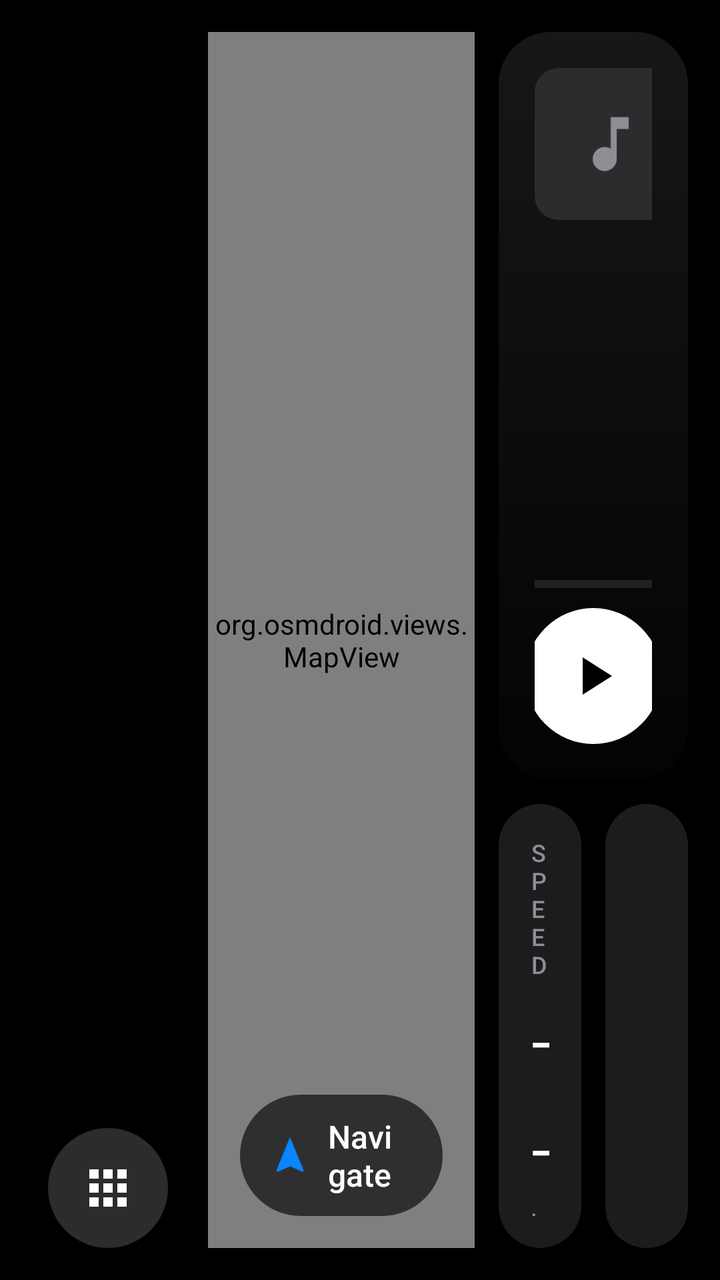
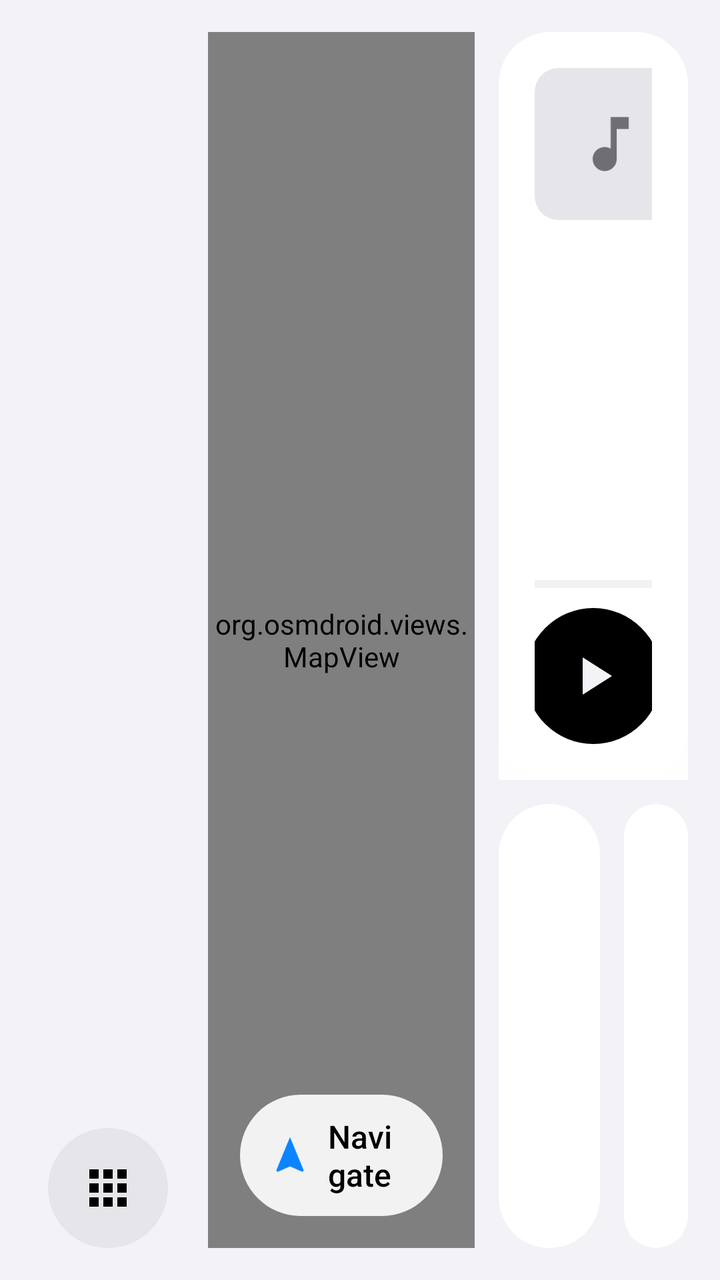

Two renders of the same Android screen: before a commit and after it. Below are the layout's source before the change and the commit's diff.
<!-- AndroidManifest.xml: application theme Theme.DriveDeck -->
<!-- res/layout/activity_home.xml -->
<?xml version="1.0" encoding="utf-8"?>
<FrameLayout xmlns:android="http://schemas.android.com/apk/res/android"
    android:id="@+id/root"
    android:layout_width="match_parent"
    android:layout_height="match_parent"
    android:background="@color/bg">

    <LinearLayout
        android:id="@+id/dashboard"
        android:layout_width="match_parent"
        android:layout_height="match_parent"
        android:orientation="horizontal"
        android:padding="10dp">

        
        <LinearLayout
            android:id="@+id/rail"
            android:layout_width="88dp"
            android:layout_height="match_parent"
            android:gravity="center_horizontal"
            android:orientation="vertical"
            android:paddingTop="10dp"
            android:paddingBottom="6dp">

            <TextView
                android:id="@+id/clock"
                android:layout_width="wrap_content"
                android:layout_height="wrap_content"
                android:background="?android:attr/selectableItemBackground"
                android:fontFamily="sans-serif-medium"
                android:padding="4dp"
                android:textColor="@color/text"
                android:textSize="20sp" />

            <LinearLayout
                android:id="@+id/dock"
                android:layout_width="match_parent"
                android:layout_height="0dp"
                android:layout_weight="1"
                android:gravity="center"
                android:orientation="vertical" />

            <ImageButton
                android:id="@+id/btnApps"
                android:layout_width="60dp"
                android:layout_height="60dp"
                android:background="@drawable/bg_circle"
                android:contentDescription="@string/cd_apps"
                android:padding="16dp"
                android:scaleType="fitCenter"
                android:src="@drawable/ic_apps" />
        </LinearLayout>

        <LinearLayout
            android:id="@+id/content"
            android:layout_width="0dp"
            android:layout_height="match_parent"
            android:layout_weight="1"
            android:orientation="horizontal">

            
            <FrameLayout
                android:id="@+id/mapCard"
                android:layout_width="0dp"
                android:layout_height="match_parent"
                android:layout_margin="6dp"
                android:layout_weight="1.25"
                android:background="@drawable/bg_card">

                <org.osmdroid.views.MapView
                    android:id="@+id/map"
                    android:layout_width="match_parent"
                    android:layout_height="match_parent" />

                <View
                    android:id="@+id/mapTouch"
                    android:layout_width="match_parent"
                    android:layout_height="match_parent"
                    android:background="?android:attr/selectableItemBackground"
                    android:clickable="true"
                    android:focusable="true" />

                <LinearLayout
                    android:id="@+id/navPill"
                    android:layout_width="wrap_content"
                    android:layout_height="wrap_content"
                    android:layout_gravity="bottom|start"
                    android:layout_margin="16dp"
                    android:background="@drawable/bg_pill"
                    android:gravity="center_vertical"
                    android:orientation="horizontal"
                    android:paddingStart="14dp"
                    android:paddingTop="10dp"
                    android:paddingEnd="18dp"
                    android:paddingBottom="10dp">

                    <ImageView
                        android:layout_width="22dp"
                        android:layout_height="22dp"
                        android:importantForAccessibility="no"
                        android:src="@drawable/ic_nav" />

                    <TextView
                        android:id="@+id/navLabel"
                        android:layout_width="wrap_content"
                        android:layout_height="wrap_content"
                        android:layout_marginStart="8dp"
                        android:fontFamily="sans-serif-medium"
                        android:text="@string/navigate"
                        android:textColor="@color/text"
                        android:textSize="16sp" />
                </LinearLayout>
            </FrameLayout>

            <LinearLayout
                android:id="@+id/rightCol"
                android:layout_width="0dp"
                android:layout_height="match_parent"
                android:layout_weight="1"
                android:orientation="vertical">

                
                <FrameLayout
                    android:id="@+id/mediaCard"
                    android:layout_width="match_parent"
                    android:layout_height="0dp"
                    android:layout_margin="6dp"
                    android:layout_weight="1.6"
                    android:background="@drawable/bg_card">

                    <ImageView
                        android:id="@+id/artBlur"
                        android:layout_width="match_parent"
                        android:layout_height="match_parent"
                        android:alpha="0.6"
                        android:importantForAccessibility="no"
                        android:scaleType="centerCrop" />

                    <View
                        android:layout_width="match_parent"
                        android:layout_height="match_parent"
                        android:background="@drawable/bg_scrim" />

                    <LinearLayout
                        android:layout_width="match_parent"
                        android:layout_height="match_parent"
                        android:orientation="vertical"
                        android:padding="18dp">

                        <LinearLayout
                            android:id="@+id/mediaInfo"
                            android:layout_width="match_parent"
                            android:layout_height="wrap_content"
                            android:background="?android:attr/selectableItemBackground"
                            android:gravity="center_vertical"
                            android:orientation="horizontal">

                            <ImageView
                                android:id="@+id/art"
                                android:layout_width="76dp"
                                android:layout_height="76dp"
                                android:background="@drawable/bg_art"
                                android:importantForAccessibility="no"
                                android:padding="20dp"
                                android:scaleType="centerCrop"
                                android:src="@drawable/ic_music" />

                            <LinearLayout
                                android:layout_width="0dp"
                                android:layout_height="wrap_content"
                                android:layout_marginStart="14dp"
                                android:layout_weight="1"
                                android:orientation="vertical">

                                <TextView
                                    android:id="@+id/title"
                                    android:layout_width="match_parent"
                                    android:layout_height="wrap_content"
                                    android:ellipsize="end"
                                    android:fontFamily="sans-serif-medium"
                                    android:maxLines="1"
                                    android:text="@string/not_playing"
                                    android:textColor="@color/text"
                                    android:textSize="20sp" />

                                <TextView
                                    android:id="@+id/artist"
                                    android:layout_width="match_parent"
                                    android:layout_height="wrap_content"
                                    android:ellipsize="end"
                                    android:maxLines="1"
                                    android:textColor="#CCFFFFFF"
                                    android:textSize="16sp" />

                                <TextView
                                    android:id="@+id/source"
                                    android:layout_width="match_parent"
                                    android:layout_height="wrap_content"
                                    android:layout_marginTop="2dp"
                                    android:ellipsize="end"
                                    android:maxLines="1"
                                    android:textColor="@color/text2"
                                    android:textSize="13sp" />
                            </LinearLayout>
                        </LinearLayout>

                        <View
                            android:layout_width="match_parent"
                            android:layout_height="0dp"
                            android:layout_weight="1" />

                        <ProgressBar
                            android:id="@+id/progress"
                            style="@android:style/Widget.Material.ProgressBar.Horizontal"
                            android:layout_width="match_parent"
                            android:layout_height="4dp"
                            android:max="1000"
                            android:progressBackgroundTint="#55FFFFFF"
                            android:progressTint="@color/text" />

                        <LinearLayout
                            android:layout_width="match_parent"
                            android:layout_height="wrap_content"
                            android:layout_marginTop="10dp"
                            android:gravity="center"
                            android:orientation="horizontal">

                            <ImageButton
                                android:id="@+id/btnPrev"
                                android:layout_width="60dp"
                                android:layout_height="60dp"
                                android:background="?android:attr/selectableItemBackgroundBorderless"
                                android:contentDescription="@string/cd_prev"
                                android:padding="14dp"
                                android:scaleType="fitCenter"
                                android:src="@drawable/ic_prev" />

                            <ImageButton
                                android:id="@+id/btnPlay"
                                android:layout_width="68dp"
                                android:layout_height="68dp"
                                android:layout_marginStart="22dp"
                                android:layout_marginEnd="22dp"
                                android:background="@drawable/bg_circle_white"
                                android:contentDescription="@string/cd_play"
                                android:padding="18dp"
                                android:scaleType="fitCenter"
                                android:src="@drawable/ic_play" />

                            <ImageButton
                                android:id="@+id/btnNext"
                                android:layout_width="60dp"
                                android:layout_height="60dp"
                                android:background="?android:attr/selectableItemBackgroundBorderless"
                                android:contentDescription="@string/cd_next"
                                android:padding="14dp"
                                android:scaleType="fitCenter"
                                android:src="@drawable/ic_next" />
                        </LinearLayout>
                    </LinearLayout>
                </FrameLayout>

                
                <LinearLayout
                    android:layout_width="match_parent"
                    android:layout_height="0dp"
                    android:layout_weight="1"
                    android:orientation="horizontal">

                    <LinearLayout
                        android:layout_width="0dp"
                        android:layout_height="match_parent"
                        android:layout_margin="6dp"
                        android:layout_weight="1"
                        android:background="@drawable/bg_card"
                        android:gravity="center_vertical"
                        android:orientation="vertical"
                        android:padding="16dp">

                        <TextView
                            style="@style/CardLabel"
                            android:layout_width="wrap_content"
                            android:layout_height="wrap_content"
                            android:text="@string/speed" />

                        <TextView
                            android:id="@+id/speed"
                            style="@style/BigNumber"
                            android:layout_width="wrap_content"
                            android:layout_height="wrap_content"
                            android:layout_marginTop="4dp"
                            android:text="--" />

                        <TextView
                            android:layout_width="wrap_content"
                            android:layout_height="wrap_content"
                            android:text="@string/kmh"
                            android:textColor="@color/text2"
                            android:textSize="14sp" />
                    </LinearLayout>

                    <LinearLayout
                        android:layout_width="0dp"
                        android:layout_height="match_parent"
                        android:layout_margin="6dp"
                        android:layout_weight="1"
                        android:background="@drawable/bg_card"
                        android:gravity="center_vertical"
                        android:orientation="vertical"
                        android:padding="16dp">

                        <TextView
                            android:id="@+id/weekday"
                            style="@style/CardLabel"
                            android:layout_width="wrap_content"
                            android:layout_height="wrap_content"
                            android:textColor="@color/red" />

                        <TextView
                            android:id="@+id/day"
                            style="@style/BigNumber"
                            android:layout_width="wrap_content"
                            android:layout_height="wrap_content"
                            android:layout_marginTop="4dp" />

                        <TextView
                            android:id="@+id/month"
                            android:layout_width="wrap_content"
                            android:layout_height="wrap_content"
                            android:textColor="@color/text2"
                            android:textSize="14sp" />
                    </LinearLayout>
                </LinearLayout>
            </LinearLayout>
        </LinearLayout>
    </LinearLayout>

    
    <LinearLayout
        android:id="@+id/drawer"
        android:layout_width="match_parent"
        android:layout_height="match_parent"
        android:background="@color/drawer_bg"
        android:clickable="true"
        android:focusable="true"
        android:orientation="vertical"
        android:paddingStart="28dp"
        android:paddingTop="20dp"
        android:paddingEnd="28dp"
        android:visibility="gone">

        <LinearLayout
            android:layout_width="match_parent"
            android:layout_height="wrap_content"
            android:gravity="center_vertical"
            android:orientation="horizontal">

            <TextView
                android:layout_width="0dp"
                android:layout_height="wrap_content"
                android:layout_weight="1"
                android:fontFamily="sans-serif-medium"
                android:text="@string/apps"
                android:textColor="@color/text"
                android:textSize="30sp" />

            <TextView
                android:layout_width="wrap_content"
                android:layout_height="wrap_content"
                android:layout_marginEnd="16dp"
                android:text="@string/drawer_hint"
                android:textColor="@color/text2"
                android:textSize="14sp" />

            <ImageButton
                android:id="@+id/btnCloseDrawer"
                android:layout_width="52dp"
                android:layout_height="52dp"
                android:background="@drawable/bg_circle"
                android:contentDescription="@string/cd_apps"
                android:padding="14dp"
                android:scaleType="fitCenter"
                android:src="@drawable/ic_apps" />
        </LinearLayout>

        <GridView
            android:id="@+id/grid"
            android:layout_width="match_parent"
            android:layout_height="0dp"
            android:layout_marginTop="18dp"
            android:layout_weight="1"
            android:clipToPadding="false"
            android:columnWidth="112dp"
            android:horizontalSpacing="8dp"
            android:listSelector="@android:color/transparent"
            android:numColumns="auto_fit"
            android:paddingBottom="24dp"
            android:scrollbars="none"
            android:stretchMode="columnWidth"
            android:verticalSpacing="20dp" />
    </LinearLayout>
</FrameLayout>
<!-- resources referenced by this layout -->
<resources>
  <color name="bg">#FF000000</color>
  <color name="drawer_bg">#F2000000</color>
  <color name="red">#FFFF453A</color>
  <color name="text">#FFFFFFFF</color>
  <color name="text2">#FF8E8E93</color>
  <!-- drawable bg_circle (drawable) -->
  <?xml version="1.0" encoding="utf-8"?>
  <ripple xmlns:android="http://schemas.android.com/apk/res/android" android:color="#33FFFFFF">
      <item>
          <shape android:shape="oval">
              <solid android:color="@color/card2" />
          </shape>
      </item>
  </ripple>
  <!-- drawable bg_circle_white (drawable) -->
  <?xml version="1.0" encoding="utf-8"?>
  <ripple xmlns:android="http://schemas.android.com/apk/res/android" android:color="#33000000">
      <item>
          <shape android:shape="oval">
              <solid android:color="@color/text" />
          </shape>
      </item>
  </ripple>
  <!-- drawable ic_apps (drawable) -->
  <vector xmlns:android="http://schemas.android.com/apk/res/android"
      android:width="24dp" android:height="24dp"
      android:viewportWidth="24" android:viewportHeight="24">
      <path android:fillColor="#FFFFFFFF"
          android:pathData="M4,8h4V4H4v4zM10,20h4v-4h-4v4zM4,20h4v-4H4v4zM4,14h4v-4H4v4zM10,14h4v-4h-4v4zM16,4v4h4V4h-4zM10,8h4V4h-4v4zM16,14h4v-4h-4v4zM16,20h4v-4h-4v4z" />
  </vector>
  <!-- drawable ic_music (drawable) -->
  <vector xmlns:android="http://schemas.android.com/apk/res/android"
      android:width="24dp" android:height="24dp"
      android:viewportWidth="24" android:viewportHeight="24">
      <path android:fillColor="#FF8E8E93"
          android:pathData="M12,3v10.55c-0.59,-0.34 -1.27,-0.55 -2,-0.55c-2.21,0 -4,1.79 -4,4s1.79,4 4,4s4,-1.79 4,-4V7h4V3h-6z" />
  </vector>
  <!-- drawable ic_next (drawable) -->
  <vector xmlns:android="http://schemas.android.com/apk/res/android"
      android:width="24dp" android:height="24dp"
      android:viewportWidth="24" android:viewportHeight="24">
      <path android:fillColor="#FFFFFFFF" android:pathData="M6,18l8.5,-6L6,6v12zM16,6v12h2V6h-2z" />
  </vector>
  <!-- drawable ic_play (drawable) -->
  <vector xmlns:android="http://schemas.android.com/apk/res/android"
      android:width="24dp" android:height="24dp"
      android:viewportWidth="24" android:viewportHeight="24">
      <path android:fillColor="#FF000000" android:pathData="M8,5v14l11,-7z" />
  </vector>
  <!-- drawable ic_prev (drawable) -->
  <vector xmlns:android="http://schemas.android.com/apk/res/android"
      android:width="24dp" android:height="24dp"
      android:viewportWidth="24" android:viewportHeight="24">
      <path android:fillColor="#FFFFFFFF" android:pathData="M6,6h2v12H6zM9.5,12l8.5,6V6z" />
  </vector>
  <string name="apps">Apps</string>
  <string name="cd_apps">All apps</string>
  <string name="cd_next">Next</string>
  <string name="cd_play">Play or pause</string>
  <string name="cd_prev">Previous</string>
  <string name="drawer_hint">Long-press an app to pin or unpin it</string>
  <string name="kmh">km/h</string>
  <string name="navigate">Navigate</string>
  <string name="not_playing">Not playing</string>
  <string name="speed">SPEED</string>
  <style name="Theme.DriveDeck" parent="android:Theme.Material.NoActionBar">
          <item name="android:windowBackground">@color/bg</item>
          <item name="android:statusBarColor">@color/bg</item>
          <item name="android:navigationBarColor">@color/bg</item>
          <item name="android:colorAccent">@color/accent</item>
          <item name="android:colorPrimary">@color/bg</item>
          <item name="android:windowShowWallpaper">false</item>
      </style>
  <color name="card2">#FF2C2C2E</color>
  <color name="card">#FF1C1C1E</color>
  <color name="pill">#CC1C1C1E</color>
  <color name="scrim_bottom">#E6000000</color>
  <color name="scrim_top">#33000000</color>
  <color name="accent">#FF0A84FF</color>
  <!-- unchanged entries left out for length: 7 -->
</resources>

<!-- the commit's change to res/layout/activity_home.xml (unified diff, before → after) -->
@@ -189,7 +189,7 @@
                                     android:layout_height="wrap_content"
                                     android:ellipsize="end"
                                     android:maxLines="1"
-                                    android:textColor="#CCFFFFFF"
+                                    android:textColor="@color/text_soft"
                                     android:textSize="16sp" />
 
                                 <TextView
@@ -215,7 +215,7 @@
                             android:layout_width="match_parent"
                             android:layout_height="4dp"
                             android:max="1000"
-                            android:progressBackgroundTint="#55FFFFFF"
+                            android:progressBackgroundTint="@color/track"
                             android:progressTint="@color/text" />
 
                         <LinearLayout
@@ -267,34 +267,60 @@
                     android:layout_weight="1"
                     android:orientation="horizontal">
 
+                    
                     <LinearLayout
+                        android:id="@+id/tile"
                         android:layout_width="0dp"
                         android:layout_height="match_parent"
                         android:layout_margin="6dp"
-                        android:layout_weight="1"
+                        android:layout_weight="1.6"
                         android:background="@drawable/bg_card"
+                        android:foreground="?android:attr/selectableItemBackground"
                         android:gravity="center_vertical"
                         android:orientation="vertical"
-                        android:padding="16dp">
+                        android:padding="14dp">
+
+                        <LinearLayout
+                            android:layout_width="match_parent"
+                            android:layout_height="wrap_content"
+                            android:gravity="center_vertical"
+                            android:orientation="horizontal">
+
+                            <ImageView
+                                android:id="@+id/tileIcon"
+                                android:layout_width="22dp"
+                                android:layout_height="22dp"
+                                android:layout_marginEnd="8dp"
+                                android:importantForAccessibility="no" />
+
+                            <TextView
+                                android:id="@+id/tileLabel"
+                                style="@style/CardLabel"
+                                android:layout_width="0dp"
+                                android:layout_height="wrap_content"
+                                android:layout_weight="1"
+                                android:ellipsize="end"
+                                android:maxLines="1" />
+                        </LinearLayout>
 
                         <TextView
-                            style="@style/CardLabel"
-                            android:layout_width="wrap_content"
-                            android:layout_height="wrap_content"
-                            android:text="@string/speed" />
+                            android:id="@+id/tileTitle"
+                            android:layout_width="match_parent"
+                            android:layout_height="wrap_content"
+                            android:layout_marginTop="8dp"
+                            android:ellipsize="end"
+                            android:fontFamily="sans-serif-medium"
+                            android:maxLines="2"
+                            android:textColor="@color/text"
+                            android:textSize="18sp" />
 
                         <TextView
-                            android:id="@+id/speed"
-                            style="@style/BigNumber"
-                            android:layout_width="wrap_content"
-                            android:layout_height="wrap_content"
-                            android:layout_marginTop="4dp"
-                            android:text="--" />
-
-                        <TextView
-                            android:layout_width="wrap_content"
-                            android:layout_height="wrap_content"
-                            android:text="@string/kmh"
+                            android:id="@+id/tileText"
+                            android:layout_width="match_parent"
+                            android:layout_height="wrap_content"
+                            android:layout_marginTop="2dp"
+                            android:ellipsize="end"
+                            android:maxLines="2"
                             android:textColor="@color/text2"
                             android:textSize="14sp" />
                     </LinearLayout>
<!-- resource entries referenced after the edit -->
@@ -1,13 +1,15 @@
 <!-- resources referenced by this layout -->
 <resources>
-  <color name="bg">#FF000000</color>
-  <color name="drawer_bg">#F2000000</color>
-  <color name="red">#FFFF453A</color>
-  <color name="text">#FFFFFFFF</color>
-  <color name="text2">#FF8E8E93</color>
+  <color name="bg">#FFF2F2F7</color>
+  <color name="drawer_bg">#F2F2F2F7</color>
+  <color name="red">#FFFF3B30</color>
+  <color name="text">#FF000000</color>
+  <color name="text2">#FF6E6E73</color>
+  <color name="text_soft">#CC000000</color>
+  <color name="track">#33000000</color>
   <!-- drawable bg_circle (drawable) -->
   <?xml version="1.0" encoding="utf-8"?>
-  <ripple xmlns:android="http://schemas.android.com/apk/res/android" android:color="#33FFFFFF">
+  <ripple xmlns:android="http://schemas.android.com/apk/res/android" android:color="@color/ripple">
       <item>
           <shape android:shape="oval">
               <solid android:color="@color/card2" />
@@ -16,7 +18,7 @@
   </ripple>
   <!-- drawable bg_circle_white (drawable) -->
   <?xml version="1.0" encoding="utf-8"?>
-  <ripple xmlns:android="http://schemas.android.com/apk/res/android" android:color="#33000000">
+  <ripple xmlns:android="http://schemas.android.com/apk/res/android" android:color="@color/ripple">
       <item>
           <shape android:shape="oval">
               <solid android:color="@color/text" />
@@ -27,33 +29,33 @@
   <vector xmlns:android="http://schemas.android.com/apk/res/android"
       android:width="24dp" android:height="24dp"
       android:viewportWidth="24" android:viewportHeight="24">
-      <path android:fillColor="#FFFFFFFF"
+      <path android:fillColor="@color/text"
           android:pathData="M4,8h4V4H4v4zM10,20h4v-4h-4v4zM4,20h4v-4H4v4zM4,14h4v-4H4v4zM10,14h4v-4h-4v4zM16,4v4h4V4h-4zM10,8h4V4h-4v4zM16,14h4v-4h-4v4zM16,20h4v-4h-4v4z" />
   </vector>
   <!-- drawable ic_music (drawable) -->
   <vector xmlns:android="http://schemas.android.com/apk/res/android"
       android:width="24dp" android:height="24dp"
       android:viewportWidth="24" android:viewportHeight="24">
-      <path android:fillColor="#FF8E8E93"
+      <path android:fillColor="@color/text2"
           android:pathData="M12,3v10.55c-0.59,-0.34 -1.27,-0.55 -2,-0.55c-2.21,0 -4,1.79 -4,4s1.79,4 4,4s4,-1.79 4,-4V7h4V3h-6z" />
   </vector>
   <!-- drawable ic_next (drawable) -->
   <vector xmlns:android="http://schemas.android.com/apk/res/android"
       android:width="24dp" android:height="24dp"
       android:viewportWidth="24" android:viewportHeight="24">
-      <path android:fillColor="#FFFFFFFF" android:pathData="M6,18l8.5,-6L6,6v12zM16,6v12h2V6h-2z" />
+      <path android:fillColor="@color/text" android:pathData="M6,18l8.5,-6L6,6v12zM16,6v12h2V6h-2z" />
   </vector>
   <!-- drawable ic_play (drawable) -->
   <vector xmlns:android="http://schemas.android.com/apk/res/android"
       android:width="24dp" android:height="24dp"
       android:viewportWidth="24" android:viewportHeight="24">
-      <path android:fillColor="#FF000000" android:pathData="M8,5v14l11,-7z" />
+      <path android:fillColor="@color/bg" android:pathData="M8,5v14l11,-7z" />
   </vector>
   <!-- drawable ic_prev (drawable) -->
   <vector xmlns:android="http://schemas.android.com/apk/res/android"
       android:width="24dp" android:height="24dp"
       android:viewportWidth="24" android:viewportHeight="24">
-      <path android:fillColor="#FFFFFFFF" android:pathData="M6,6h2v12H6zM9.5,12l8.5,6V6z" />
+      <path android:fillColor="@color/text" android:pathData="M6,6h2v12H6zM9.5,12l8.5,6V6z" />
   </vector>
   <string name="apps">Apps</string>
   <string name="cd_apps">All apps</string>
@@ -61,11 +63,9 @@
   <string name="cd_play">Play or pause</string>
   <string name="cd_prev">Previous</string>
   <string name="drawer_hint">Long-press an app to pin or unpin it</string>
-  <string name="kmh">km/h</string>
   <string name="navigate">Navigate</string>
   <string name="not_playing">Not playing</string>
-  <string name="speed">SPEED</string>
-  <style name="Theme.DriveDeck" parent="android:Theme.Material.NoActionBar">
+  <style name="Theme.DriveDeck" parent="android:Theme.Material.Light.NoActionBar">
           <item name="android:windowBackground">@color/bg</item>
           <item name="android:statusBarColor">@color/bg</item>
           <item name="android:navigationBarColor">@color/bg</item>
@@ -73,12 +73,13 @@
           <item name="android:colorPrimary">@color/bg</item>
           <item name="android:windowShowWallpaper">false</item>
       </style>
-  <color name="card2">#FF2C2C2E</color>
-  <color name="card">#FF1C1C1E</color>
-  <color name="pill">#CC1C1C1E</color>
-  <color name="scrim_bottom">#E6000000</color>
-  <color name="scrim_top">#33000000</color>
-  <color name="accent">#FF0A84FF</color>
+  <color name="card2">#FFE5E5EA</color>
+  <color name="card">#FFFFFFFF</color>
+  <color name="ripple">#22000000</color>
+  <color name="pill">#E6FFFFFF</color>
+  <color name="scrim_bottom">#E6FFFFFF</color>
+  <color name="scrim_top">#00FFFFFF</color>
+  <color name="accent">#FF007AFF</color>
   <!-- unchanged entries left out for length: 7 -->
 </resources>
 
